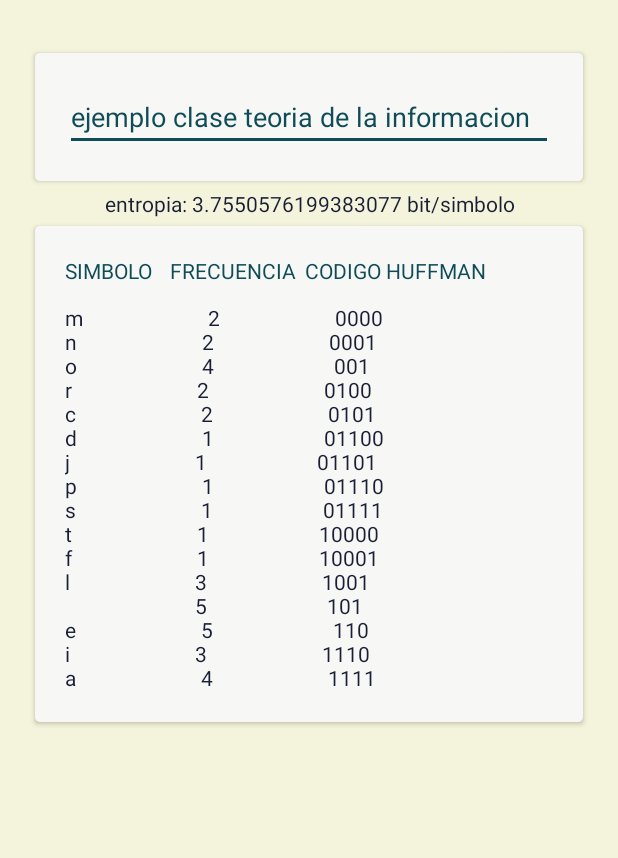
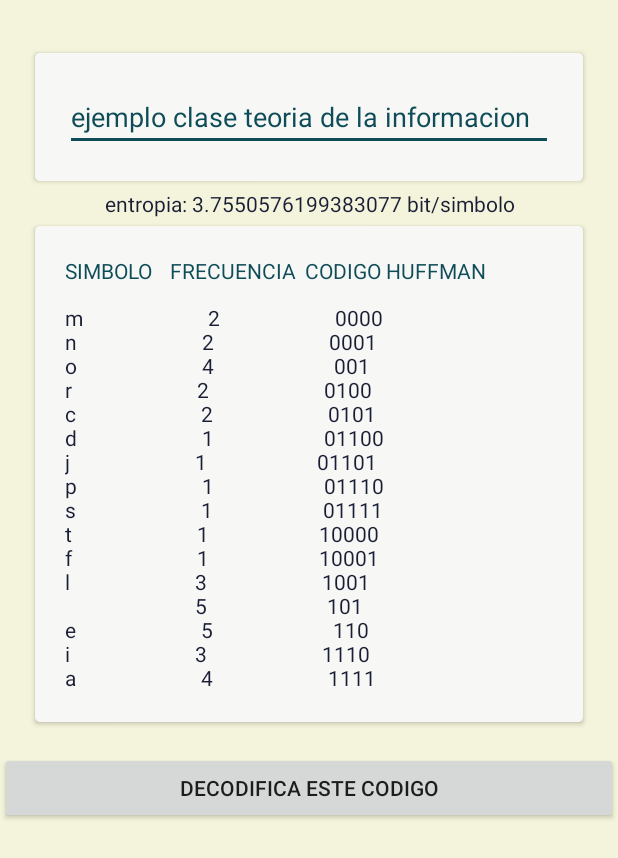
Before and after one commit to laura0497/HuffmanCode, an Android app: the HuffmanCode screen opened directly, with no data from a screen before it, on a phone screen of 412 x 824 dp. Shown: the top 858 px of the screen. Run offline under Robolectric (Android 15) with nearby library versions, the phone set to English and light mode, and no system bars.

Commit message:
decodificacion

```diff
--- a/app/src/main/AndroidManifest.xml
+++ b/app/src/main/AndroidManifest.xml
@@ -22,6 +22,7 @@
         </activity>
         <activity android:name=".WriteActivity"></activity>
         <activity android:name=".HuffmanCode"></activity>
+        <activity android:name=".DecodeHuffman"></activity>
     </application>
 
 </manifest>
--- a/app/src/main/java/com/delarosa/huffmancode/HuffmanCode.java
+++ b/app/src/main/java/com/delarosa/huffmancode/HuffmanCode.java
@@ -5,10 +5,11 @@ import android.os.Bundle;
 import android.support.v7.app.AppCompatActivity;
 import android.text.Editable;
 import android.text.TextWatcher;
+import android.view.View;
 import android.widget.EditText;
 import android.widget.TextView;
 
-import java.text.Normalizer;
+import java.io.Serializable;
 import java.util.ArrayList;
 import java.util.List;
 import java.util.PriorityQueue;
@@ -18,6 +19,7 @@ public class HuffmanCode extends AppCompatActivity {
     private static int total;
     private static List<String> freqArray = new ArrayList<>();
     private static List<String> probArray = new ArrayList<>();
+    private static List<HuffmanDto> huffmanCode = new ArrayList<>();
     private static TextView entropyTextView, cabecera, codigoHuffmanText;
     private static EditText textToView;
     private static boolean refresh = false;
@@ -85,8 +87,12 @@ public class HuffmanCode extends AppCompatActivity {
      * @return
      */
     private String evalText(String text) {
-       return Normalizer.normalize(text, Normalizer.Form.NFD).replaceAll("[^\\p{ASCII}]", "");
-
+        text = (text.contains("á")) ? text.replace("á", "a") : text;
+        text = (text.contains("é")) ? text.replace("é", "e") : text;
+        text = (text.contains("í")) ? text.replace("í", "i") : text;
+        text = (text.contains("ó")) ? text.replace("ó", "o") : text;
+        text = (text.contains("ú")) ? text.replace("ú", "u") : text;
+        return text;
 
     }
 
@@ -161,8 +167,14 @@ public class HuffmanCode extends AppCompatActivity {
             }
             String cadena = String.format("%s %25s  %25s  ", leaf.value, leaf.frequency, prefix);
 
+            HuffmanDto huffmanDto = new HuffmanDto();
+            huffmanDto.setSymbol(String.valueOf(leaf.value));
+            huffmanDto.setCode(String.valueOf(prefix));
+            huffmanCode.add(huffmanDto);
+
             if (refresh) {
                 codigoHuffmanText.setText("");
+                huffmanCode = new ArrayList<>();
             }
             codigoHuffmanText.setText(String.valueOf(codigoHuffmanText.getText()) + "\n" + cadena);
             refresh = false;
@@ -187,8 +199,10 @@ public class HuffmanCode extends AppCompatActivity {
         }
     }
 
-    public static void main(String[] args) {
-
+    public void decode(View v) {
+        Intent intent = new Intent(HuffmanCode.this, DecodeHuffman.class);
+        intent.putExtra("huffmanCodeList", (Serializable) huffmanCode);
+        startActivity(intent);
     }
 
 
--- /dev/null
+++ b/app/src/main/java/com/delarosa/huffmancode/HuffmanDto.java
@@ -0,0 +1,27 @@
+package com.delarosa.huffmancode;
+
+import java.io.Serializable;
+
+public class HuffmanDto implements Serializable {
+    public String symbol;
+    public String code;
+
+    public HuffmanDto() {
+    }
+
+    public String getSymbol() {
+        return symbol;
+    }
+
+    public void setSymbol(String symbol) {
+        this.symbol = symbol;
+    }
+
+    public String getCode() {
+        return code;
+    }
+
+    public void setCode(String code) {
+        this.code = code;
+    }
+}
--- a/app/src/main/res/layout/huffman_code.xml
+++ b/app/src/main/res/layout/huffman_code.xml
@@ -12,7 +12,6 @@
 <ScrollView
     android:layout_width="match_parent"
     android:layout_height="match_parent">
-
     <LinearLayout
         android:layout_width="match_parent"
         android:layout_height="match_parent"
@@ -70,7 +69,7 @@
         <LinearLayout
             android:layout_width="match_parent"
             android:layout_height="match_parent"
-                android:layout_weight="0.20">
+            android:layout_weight="0.29">
 
             <android.support.v7.widget.CardView
                 android:layout_width="match_parent"
@@ -110,9 +109,9 @@
                         android:layout_width="match_parent"
                         android:layout_height="match_parent"
                         android:layout_margin="20dp"
-                            android:textAlignment="inherit"
                         android:layout_marginTop="20dp"
                         android:fontFamily="sans-serif-thin"
+                        android:textAlignment="inherit"
                         android:textColor="@color/dark_blue"
                         android:textStyle="bold" />
                 </LinearLayout>
@@ -120,9 +119,16 @@
 
             </android.support.v7.widget.CardView>
         </LinearLayout>
+
+        <android.support.v7.widget.AppCompatButton
+            android:layout_width="match_parent"
+            android:layout_height="match_parent"
+            android:layout_weight="0.47"
+            android:onClick="decode"
+            android:text="decodifica este codigo" />
     </LinearLayout>
-
 </ScrollView>
 
 
+
 </LinearLayout>
```
Also changed, not shown: app/src/main/java/com/delarosa/huffmancode/DecodeHuffman.java (added, +92 -0 lines). Lines whose indentation alone changed are shown as unchanged.
